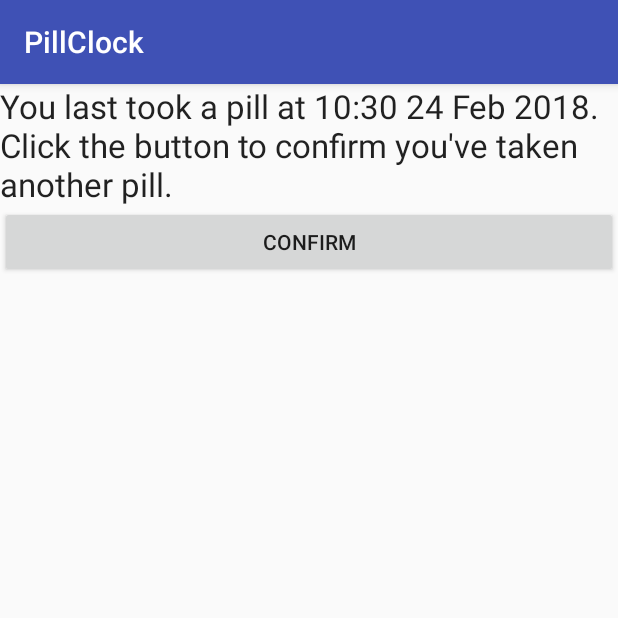
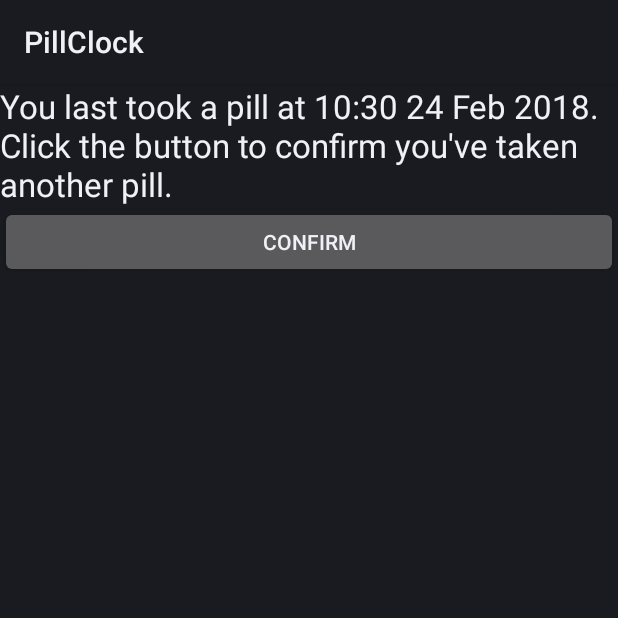
Before and after one commit to Moosemorals/Pillclock, an Android app: the screen it shows after launch (MainActivity), on a phone screen of 412 x 824 dp, the top half of it. Run offline under Robolectric (Android 15) with nearby library versions, the phone set to English and light mode, and no system bars.

Commit message:
Remove app compat library

```diff
--- a/app/build.gradle
+++ b/app/build.gradle
@@ -20,8 +20,6 @@ android {
 
 dependencies {
     implementation fileTree(dir: 'libs', include: ['*.jar'])
-    implementation 'com.android.support:appcompat-v7:26.1.0'
-    implementation 'com.android.support.constraint:constraint-layout:1.0.2'
     testImplementation 'junit:junit:4.12'
     androidTestImplementation 'com.android.support.test:runner:1.0.1'
     androidTestImplementation 'com.android.support.test.espresso:espresso-core:3.0.1'
--- a/app/src/main/AndroidManifest.xml
+++ b/app/src/main/AndroidManifest.xml
@@ -6,11 +6,10 @@
 
     <application
         android:allowBackup="true"
-        android:icon="@mipmap/ic_launcher"
+        android:icon="@drawable/clock_face"
         android:label="@string/app_name"
         android:roundIcon="@mipmap/ic_launcher_round"
-        android:supportsRtl="true"
-        android:theme="@style/AppTheme">
+        android:supportsRtl="true">
 
 
         <receiver android:name=".PillclockAppWidgetProvider">
--- a/app/src/main/java/com/fluffypeople/pillclock/MainActivity.java
+++ b/app/src/main/java/com/fluffypeople/pillclock/MainActivity.java
@@ -1,10 +1,10 @@
 package com.fluffypeople.pillclock;
 
+import android.app.Activity;
 import android.app.AlertDialog;
 import android.content.DialogInterface;
 import android.content.Intent;
 import android.os.Bundle;
-import android.support.v7.app.AppCompatActivity;
 import android.view.View;
 import android.widget.Button;
 import android.widget.TextView;
@@ -14,14 +14,7 @@ import java.text.SimpleDateFormat;
 import java.util.Calendar;
 import java.util.Locale;
 
-/*
-    TODO:
-        Alarm/updates
-        Add "are you sure" OK/Cancel to update time
-
- */
-
-public class MainActivity extends AppCompatActivity {
+public class MainActivity extends Activity {
 
     private static final String DATE_FORMAT = "HH:mm dd MMM YYYY";
 
--- a/app/src/main/res/layout/pillclock_appwidget.xml
+++ b/app/src/main/res/layout/pillclock_appwidget.xml
@@ -1,6 +1,6 @@
 <?xml version="1.0" encoding="utf-8"?>
 <RelativeLayout xmlns:android="http://schemas.android.com/apk/res/android"
-    xmlns:app="http://schemas.android.com/apk/res-auto"
+
     android:id="@+id/widget"
     android:layout_width="match_parent"
     android:layout_height="match_parent"
@@ -12,6 +12,5 @@
         android:layout_height="wrap_content"
         android:layout_centerHorizontal="true"
         android:layout_centerVertical="true"
-        android:background="@android:color/transparent"
-        app:srcCompat="@android:color/transparent" />
+        android:background="@android:color/transparent" />
 </RelativeLayout>
--- a/app/src/main/res/values/colors.xml
+++ b/app/src/main/res/values/colors.xml
@@ -1,6 +1,8 @@
 <?xml version="1.0" encoding="utf-8"?>
 <resources>
+    <!--
     <color name="colorPrimary">#3F51B5</color>
     <color name="colorPrimaryDark">#303F9F</color>
     <color name="colorAccent">#FF4081</color>
+    -->
 </resources>
--- a/app/src/main/res/values/styles.xml
+++ b/app/src/main/res/values/styles.xml
@@ -1,11 +1,11 @@
 <resources>
 
-    <!-- Base application theme. -->
-    <style name="AppTheme" parent="Theme.AppCompat.Light.DarkActionBar">
-        <!-- Customize your theme here. -->
-        <item name="colorPrimary">@color/colorPrimary</item>
-        <item name="colorPrimaryDark">@color/colorPrimaryDark</item>
-        <item name="colorAccent">@color/colorAccent</item>
+    <!-- Base application theme.
+    <style name="AppTheme" parent="">
+
+        <item name="colorPrimary">color/colorPrimary</item>
+        <item name="colorPrimaryDark">color/colorPrimaryDark</item>
+        <item name="colorAccent">color/colorAccent</item>
     </style>
-
+    -->
 </resources>
```
